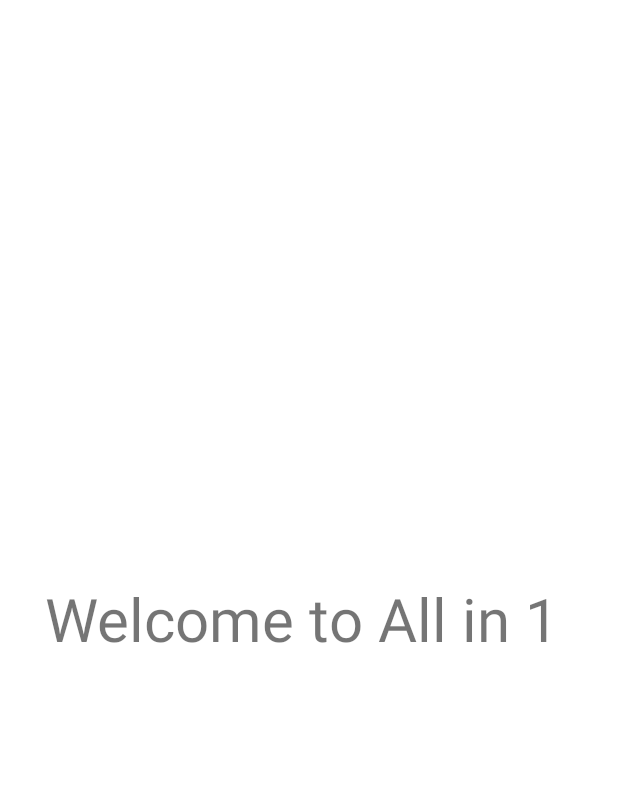
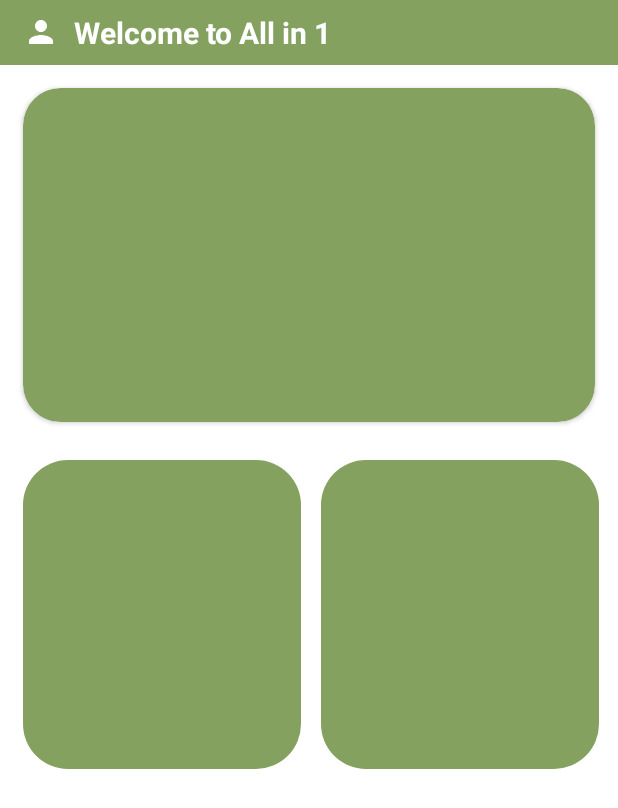
Before and after one commit to Vasu006/All-in-1, an Android app: the layout activity_home_page.xml on its own in the app's theme, with its tools: preview values and no code run, on a phone screen of 412 x 824 dp. Shown: the top 808 px of the screen. Run offline under Robolectric (Android 15) with nearby library versions, the phone set to English and light mode, and no system bars.

Commit message:
First commit

```diff
--- a/app/src/main/AndroidManifest.xml
+++ b/app/src/main/AndroidManifest.xml
@@ -10,6 +10,9 @@
         android:roundIcon="@mipmap/ic_launcher_round"
         android:supportsRtl="true"
         android:theme="@style/Theme.AllIn1">
+        <activity
+            android:name=".SecondActivity"
+            android:exported="false" />
         <activity
             android:name=".HomePageActivity"
             android:exported="false" />
--- /dev/null
+++ b/app/src/main/res/drawable/ic_profile_icon.xml
@@ -0,0 +1,5 @@
+<vector android:height="24dp" android:tint="#FFFFFF"
+    android:viewportHeight="24" android:viewportWidth="24"
+    android:width="24dp" xmlns:android="http://schemas.android.com/apk/res/android">
+    <path android:fillColor="@android:color/white" android:pathData="M12,12c2.21,0 4,-1.79 4,-4s-1.79,-4 -4,-4 -4,1.79 -4,4 1.79,4 4,4zM12,14c-2.67,0 -8,1.34 -8,4v2h16v-2c0,-2.66 -5.33,-4 -8,-4z"/>
+</vector>
--- a/app/src/main/res/layout/activity_home_page.xml
+++ b/app/src/main/res/layout/activity_home_page.xml
@@ -7,16 +7,59 @@
     tools:context=".HomePageActivity">
 
     <TextView
-        android:id="@+id/home_text"
+        android:id="@+id/home_profile"
         android:layout_width="match_parent"
         android:layout_height="wrap_content"
+        android:background="#84a160"
+        android:drawableStart="@drawable/ic_profile_icon"
+        android:drawablePadding="10sp"
+        android:paddingHorizontal="15sp"
+        android:paddingVertical="8sp"
         android:text="Welcome to All in 1 "
-        android:textSize="40sp"
-        android:gravity="center"
+        android:textColor="@color/white"
+        android:textSize="20sp"
+        android:textStyle="bold"
+        app:layout_constraintEnd_toEndOf="parent"
         app:layout_constraintStart_toStartOf="parent"
-        app:layout_constraintTop_toTopOf="parent"
+        app:layout_constraintTop_toTopOf="parent" />
+
+    <androidx.cardview.widget.CardView
+        android:id="@+id/home_page_card"
+        android:layout_width="match_parent"
+        android:layout_height="0sp"
+        android:layout_margin="15sp"
+        app:cardBackgroundColor="#84a160"
+        app:cardCornerRadius="25sp"
         app:layout_constraintEnd_toEndOf="parent"
-        app:layout_constraintBottom_toBottomOf="parent"
-        />
+        app:layout_constraintHeight_percent="0.27"
+        app:layout_constraintStart_toStartOf="parent"
+        app:layout_constraintTop_toBottomOf="@+id/home_profile" />
+
+    <ImageButton
+        android:id="@+id/img_fruit"
+        android:layout_width="0sp"
+        android:layout_height="0sp"
+        android:layout_marginHorizontal="15sp"
+        android:layout_marginVertical="25sp"
+        android:background="@drawable/login_button_main"
+        app:layout_constraintEnd_toEndOf="parent"
+        app:layout_constraintHeight_percent="0.25"
+        app:layout_constraintHorizontal_bias="0"
+        app:layout_constraintStart_toStartOf="parent"
+        app:layout_constraintTop_toBottomOf="@+id/home_page_card"
+        app:layout_constraintWidth_percent="0.45" />
+
+    <ImageButton
+        android:id="@+id/img_vegetables"
+        android:layout_width="0sp"
+        android:layout_height="0sp"
+        android:layout_marginHorizontal="15sp"
+        android:layout_marginVertical="25sp"
+        android:background="@drawable/login_button_main"
+        app:layout_constraintEnd_toEndOf="parent"
+        app:layout_constraintHeight_percent="0.25"
+        app:layout_constraintStart_toEndOf="@id/img_fruit"
+        app:layout_constraintTop_toBottomOf="@+id/home_page_card"
+        app:layout_constraintWidth_percent="0.45" />
 
 </androidx.constraintlayout.widget.ConstraintLayout>
```
Also changed, not shown: app/build.gradle (+7 -0 lines), app/src/main/java/com/example/allin1/HomePageActivity.kt (+15 -1 lines), app/src/main/java/com/example/allin1/MainActivity.kt (+3 -4 lines), build.gradle (+11 -1 lines), app/src/main/res/drawable/fruit_icon.jpeg (added).
